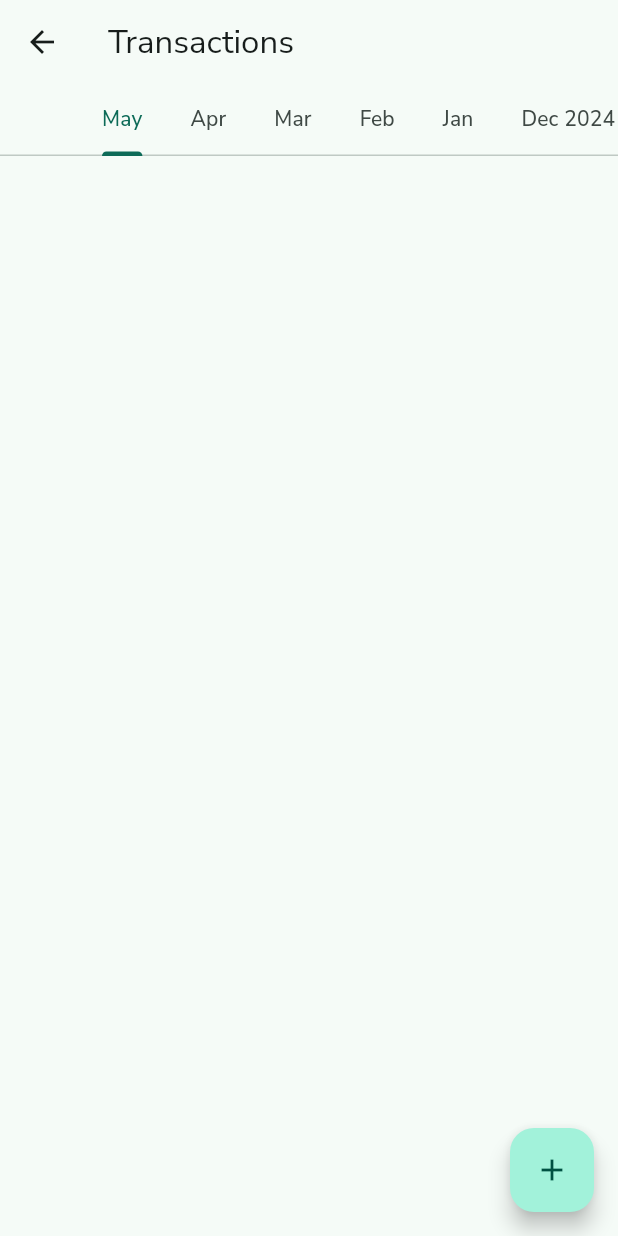
After one commit to huynh-ngoc/INF134-Finance-App, a Flutter app: the screen it shows after launch, item 2 of the bottom bar chosen, after a tap on "View all", on a phone screen of 412 x 824 dp. The commit adds this screen. Run offline on Flutter 3.47's test engine with Material 3 defaults, Android fonts, the phone set to English and light mode, and no system bars; our stand-ins replace google_fonts.

Commit message:
Added expanded transactions page and added more logic to creating transactions that dynamically updates screen in real-time.

```diff
--- /dev/null
+++ b/lib/pages/models/transaction_provider.dart
@@ -0,0 +1,50 @@
+import 'package:flutter/material.dart';
+
+import "../../pages/wallet/models/transaction.dart";
+
+
+class TransactionProvider  extends ChangeNotifier {
+  final List<Transaction> items = [];
+
+  List<Transaction> mostRecent([int max = 10]) {
+    final copy = [...items]..sort((a,b) => b.date.compareTo(a.date));
+
+    return copy.take(max).toList();
+
+
+
+  }
+
+  Map<DateTime, List<Transaction>> byMonth() {
+    final now = DateTime.now();
+
+    final m = <DateTime, List<Transaction>>{
+      for (int i = 0; i < 6; i++)
+        DateTime(now.year, now.month - i): <Transaction>[],
+    };
+
+
+    for (final item in items)
+    {
+      final key = DateTime(item.date.year, item.date.month);
+      m.putIfAbsent(key, () => []).add(item);
+    }
+
+    for (final list in m.values)
+    {
+      list.sort((a,b) => b.date.compareTo(a.date));
+    }
+    return m;
+  }
+
+  void add(Transaction item)
+  {
+    items.add(item);
+
+    notifyListeners();
+
+  }
+
+
+
+}
--- /dev/null
+++ b/lib/pages/wallet/transactions_page.dart
@@ -0,0 +1,139 @@
+import 'package:flutter/material.dart';
+import 'package:provider/provider.dart';
+
+import '../models/transaction_provider.dart';
+import 'package:intl/intl.dart';
+
+
+import 'widgets/transaction_title.dart';
+import 'widgets/add_transaction_form.dart';
+
+import 'models/transaction.dart';
+
+class TransactionsPage extends StatelessWidget {
+  const TransactionsPage({super.key});
+
+  @override
+  Widget build(BuildContext context) {
+    final provider = context.watch<TransactionProvider>();
+
+    final months = provider.byMonth();
+    final now = DateTime.now();
+    final keys = List<DateTime>.generate(
+      6,
+      (i) => DateTime(now.year, now.month - i),
+    );
+
+
+    return DefaultTabController(
+      length: keys.length,
+      child: Scaffold(
+        appBar: AppBar(
+          title: const Text('Transactions'),
+
+
+          bottom: TabBar(
+            isScrollable: true,
+            tabs: [for (final k in keys) Tab(text: label(k))],
+
+
+          ),
+        ),
+        floatingActionButton: FloatingActionButton(
+          child: const Icon(Icons.add),
+          onPressed: () => showModalBottomSheet(
+            context: context,
+            isScrollControlled: true,
+            shape: const RoundedRectangleBorder(
+              borderRadius: BorderRadius.vertical(top: Radius.circular(20)),
+            ),
+            builder: (_) => AddTransactionForm(onTransactionAdded: () {}),
+          ),
+        ),
+        body: TabBarView(
+          children: [
+            for (final key in keys)
+              MonthList(items: months[key] ?? const [], date: key),
+          ],
+        ),
+      ),
+    );
+  }
+
+  String label(DateTime d) =>
+      '${month[d.month - 1]}${DateTime.now().year == d.year ? '' : ' ${d.year}'}';
+
+  static const month =
+      ['Jan',
+      'Feb',
+       'Mar',
+       'Apr',
+       'May',
+       'Jun',
+        'Jul',
+       'Aug',
+    'Sep',
+       'Oct',
+    'Nov',
+     'Dec'];
+}
+
+class MonthList extends StatelessWidget {
+  const MonthList({required this.items, required this.date});
+
+  final List<Transaction> items;
+
+  final DateTime date;
+
+  @override
+  Widget build(BuildContext context)
+  {
+
+
+    final Map<String, List<Transaction>> byDay = {};
+
+    for (final t in items)
+    {
+      final k = _dayLabel(t.date);
+      byDay.putIfAbsent(k, () => []).add(t);
+    }
+
+    final dayKeys = byDay.keys.toList();
+
+    return ListView.builder(
+
+      padding: const EdgeInsets.only(top: 12, bottom: 80),
+      itemCount: dayKeys.length,
+      itemBuilder: (_, i) {
+        final g = byDay[dayKeys[i]]!;
+        return Column(
+          crossAxisAlignment: CrossAxisAlignment.start,
+          children: [
+            Padding(
+              padding:
+                  const EdgeInsets.symmetric(horizontal: 16, vertical: 6),
+              child: Text(dayKeys[i],
+                  style:
+                      const TextStyle(fontSize: 16, fontWeight: FontWeight.bold)),
+            ),
+            ...g.map((t) => TransactionTile(transaction: t))
+          ],
+        );
+      },
+    );
+  }
+
+  String _dayLabel(DateTime d) {
+
+    final today = DateTime.now();
+    if (d.year == today.year && d.month == today.month && d.day == today.day) {
+      return 'Today';
+    }
+    if (d.year == today.year &&
+        d.month == today.month &&
+        d.day == today.day - 1) {
+      return 'Yesterday';
+    }
+    return DateFormat('EEEE, MMM d').format(d);
+  }
+}
--- a/lib/pages/wallet/wallet.dart
+++ b/lib/pages/wallet/wallet.dart
@@ -2,7 +2,13 @@ import 'package:flutter/material.dart';
 import 'widgets/budget_summary.dart';
 import 'widgets/transaction_list.dart';
 import 'widgets/add_transaction_form.dart';
-import '../shared_wallets/shared_wallets_page.dart';
+import './shared_wallets/shared_wallets_page.dart';
+
+import 'package:provider/provider.dart';
+import '../models/transaction_provider.dart';
+import 'transactions_page.dart';
+
+
 
 
 class WalletPage extends StatefulWidget {
@@ -87,9 +93,23 @@ class _WalletPageState extends State<WalletPage> {
               const SizedBox(height: 30),
 
               // Transaction List
-              const Text(
-                'Transaction History',
-                style: TextStyle(fontSize: 20, fontWeight: FontWeight.bold),
+              //const Text(
+                //'Transaction History',
+                //style: TextStyle(fontSize: 20, fontWeight: FontWeight.bold),
+              //),
+
+              Row(
+                children: [
+                  const Text('Transaction History',
+                    style:
+                      TextStyle(fontSize: 20, fontWeight: FontWeight.bold)),
+                  const Spacer(),
+                  TextButton(onPressed: ()=> Navigator.of(context).push(MaterialPageRoute(builder: (_) => const TransactionsPage()),
+                  ),
+                  child: const Text('View all')),
+
+                ],
+
               ),
               const SizedBox(height: 10),
               const TransactionList(), // Transaction list widget
--- a/lib/pages/wallet/widgets/transaction_list.dart
+++ b/lib/pages/wallet/widgets/transaction_list.dart
@@ -1,6 +1,16 @@
 import 'package:flutter/material.dart';
 import '../models/transaction.dart'; // Import your Transaction model
 import '../widgets/transaction_title.dart';
+import 'package:provider/provider.dart';
+import '../../models/transaction_provider.dart';
+import '../models/transaction.dart';
+import './transaction_title.dart';
+
+
+
+
+
+
 
 class TransactionList extends StatelessWidget {
   const TransactionList({Key? key}) : super(key: key);
@@ -8,7 +18,8 @@ class TransactionList extends StatelessWidget {
   @override
   Widget build(BuildContext context) {
     // For now, use dummy list inside the model
-    final transactions = dummyTransactions; // Assuming dummy data from your model
+    //final transactions = dummyTransactions; // Assuming dummy data from your model
+    final transactions = context.watch<TransactionProvider>().mostRecent();
 
     if (transactions.isEmpty) {
       return Center(
--- a/pubspec.yaml
+++ b/pubspec.yaml
@@ -36,11 +36,12 @@ dependencies:
   cupertino_icons: ^1.0.8
   google_fonts: ^6.2.1
   animations: ^2.0.11
+  provider: ^6.1.5
+  intl: ^0.20.2
 
 dev_dependencies:
   flutter_test:
     sdk: flutter
-  intl: ^0.18.1
 
   # The "flutter_lints" package below contains a set of recommended lints to
   # encourage good coding practices. The lint set provided by the package is
```
Also changed, not shown: lib/main.dart (+12 -3 lines), lib/pages/wallet/widgets/add_transaction_form.dart (+42 -2 lines), pubspec.lock.
